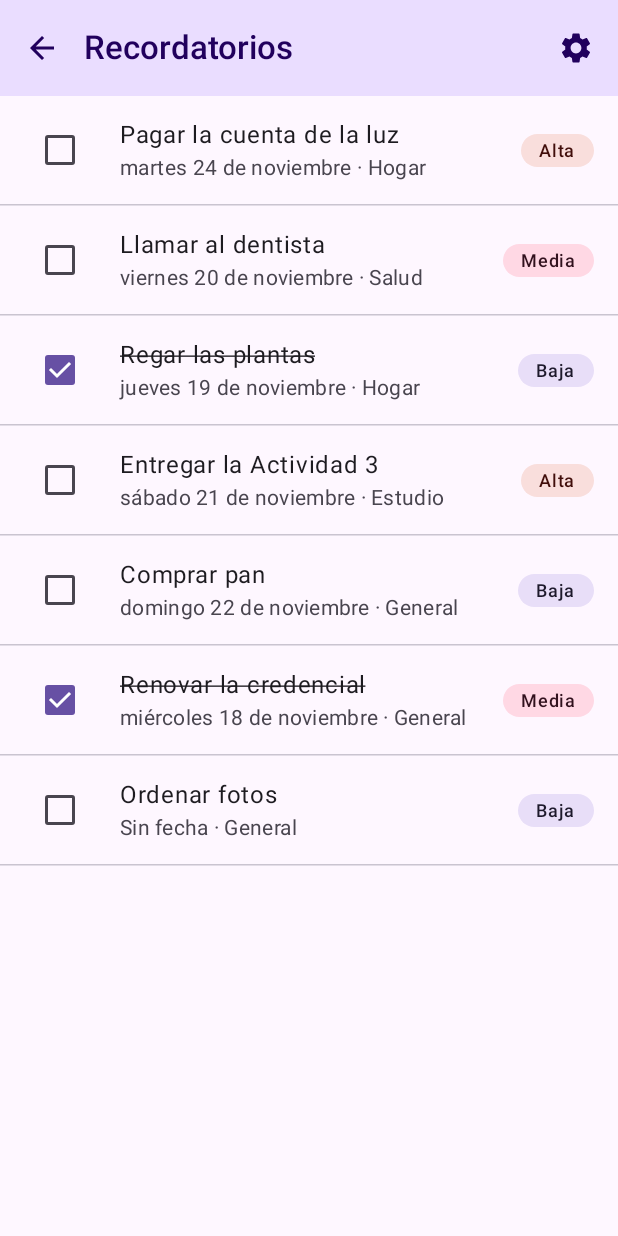
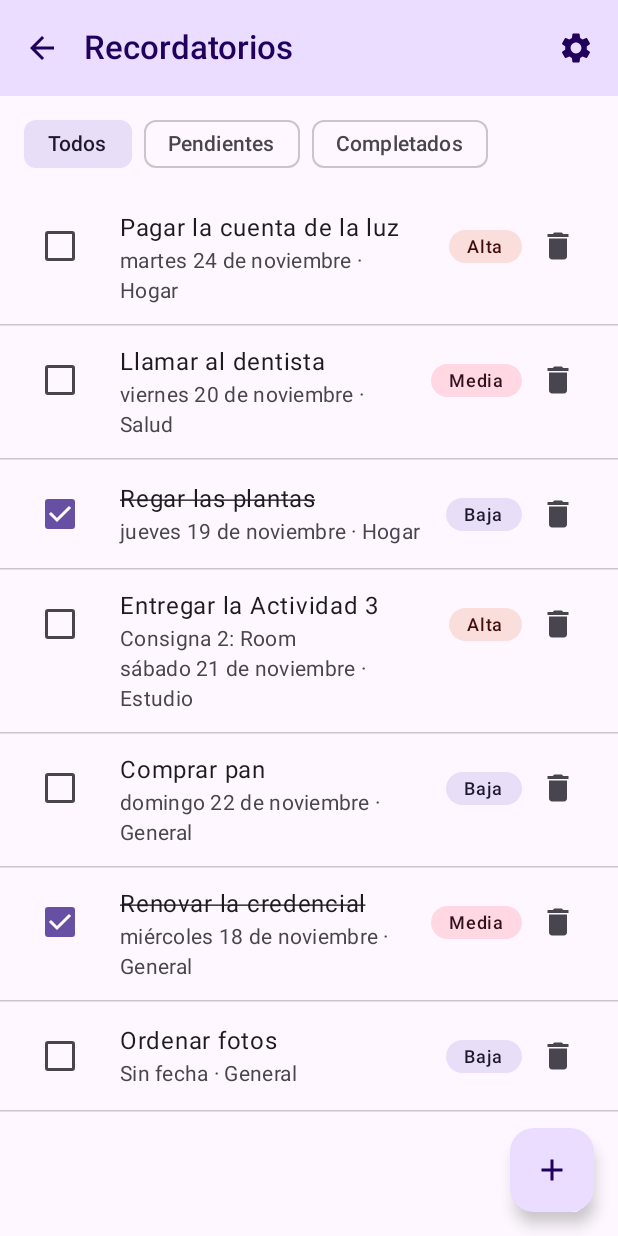
Before and after one commit to jcaedtechcl/ResumenModulos1y2, an Android app built with Jetpack Compose: the @Preview function RecordatoriosScreenPreview, on a phone screen of 412 x 824 dp. Run offline under Robolectric (Android 15) with nearby library versions, the phone set to English and light mode, and no system bars.

Commit message:
Módulo 3 · Room · Etapa 3: repositorio, ViewModel y pantalla conectados a Room
Co-Authored-By: Claude Opus 5.5 <noreply@anthropic.com>

```diff
--- a/app/src/main/java/com/example/resumen_modulos1y2/ui/recordatorios/RecordatoriosScreen.kt
+++ b/app/src/main/java/com/example/resumen_modulos1y2/ui/recordatorios/RecordatoriosScreen.kt
@@ -1,11 +1,17 @@
 package com.example.resumen_modulos1y2.ui.recordatorios
 
+import androidx.annotation.StringRes
+import androidx.compose.foundation.layout.Arrangement
 import androidx.compose.foundation.layout.Box
+import androidx.compose.foundation.layout.Column
+import androidx.compose.foundation.layout.Row
 import androidx.compose.foundation.layout.fillMaxSize
 import androidx.compose.foundation.layout.padding
 import androidx.compose.foundation.lazy.LazyColumn
 import androidx.compose.foundation.lazy.items
 import androidx.compose.material3.Checkbox
+import androidx.compose.material3.FilterChip
+import androidx.compose.material3.FloatingActionButton
 import androidx.compose.material3.HorizontalDivider
 import androidx.compose.material3.Icon
 import androidx.compose.material3.IconButton
@@ -15,6 +21,9 @@ import androidx.compose.material3.Scaffold
 import androidx.compose.material3.Text
 import androidx.compose.runtime.Composable
 import androidx.compose.runtime.getValue
+import androidx.compose.runtime.mutableStateOf
+import androidx.compose.runtime.saveable.rememberSaveable
+import androidx.compose.runtime.setValue
 import androidx.compose.ui.Alignment
 import androidx.compose.ui.Modifier
 import androidx.compose.ui.res.painterResource
@@ -23,20 +32,26 @@ import androidx.compose.ui.semantics.contentDescription
 import androidx.compose.ui.semantics.semantics
 import androidx.compose.ui.text.style.TextDecoration
 import androidx.compose.ui.tooling.preview.Preview
+import androidx.compose.ui.unit.dp
 import androidx.lifecycle.compose.collectAsStateWithLifecycle
 import androidx.lifecycle.viewmodel.compose.viewModel
 import com.example.resumen_modulos1y2.R
+import com.example.resumen_modulos1y2.model.Prioridad
 import com.example.resumen_modulos1y2.model.Recordatorio
 import com.example.resumen_modulos1y2.model.recordatoriosDeEjemplo
 import com.example.resumen_modulos1y2.ui.componentes.BarraLeccion
 import com.example.resumen_modulos1y2.ui.componentes.ChipPrioridad
 import com.example.resumen_modulos1y2.ui.theme.ResumenModulos1y2Theme
+import java.time.LocalDate
 import java.time.format.DateTimeFormatter
 import java.util.Locale
 
 private val formatoFecha = DateTimeFormatter.ofPattern("EEEE d 'de' MMMM", Locale.forLanguageTag("es-CL"))
 
-/** Versión con estado: obtiene el ViewModel y observa su StateFlow. */
+/**
+ * Versión con estado: obtiene el ViewModel y observa sus StateFlow. No conoce Room, el DAO ni
+ * ReminderEntity; solo recibe listas de Recordatorio y llama funciones del ViewModel.
+ */
 @Composable
 fun RecordatoriosRoute(
     onVolver: () -> Unit,
@@ -45,9 +60,14 @@ fun RecordatoriosRoute(
     viewModel: RecordatoriosViewModel = viewModel(factory = RecordatoriosViewModel.Factory)
 ) {
     val recordatorios by viewModel.recordatorios.collectAsStateWithLifecycle()
+    val filtro by viewModel.filtro.collectAsStateWithLifecycle()
     RecordatoriosScreen(
         recordatorios = recordatorios,
+        filtro = filtro,
+        onFiltroChange = viewModel::cambiarFiltro,
+        onAgregar = viewModel::agregar,
         onCompletadoChange = viewModel::cambiarCompletado,
+        onEliminar = viewModel::eliminar,
         onVolver = onVolver,
         onAbrirConfiguracion = onAbrirConfiguracion,
         modifier = modifier
@@ -58,11 +78,17 @@ fun RecordatoriosRoute(
 @Composable
 fun RecordatoriosScreen(
     recordatorios: List<Recordatorio>,
+    filtro: FiltroRecordatorios,
+    onFiltroChange: (FiltroRecordatorios) -> Unit,
+    onAgregar: (titulo: String, descripcion: String, categoria: String, prioridad: Prioridad, fecha: LocalDate?) -> Unit,
     onCompletadoChange: (id: String, completado: Boolean) -> Unit,
+    onEliminar: (Recordatorio) -> Unit,
     onVolver: () -> Unit,
     onAbrirConfiguracion: () -> Unit,
     modifier: Modifier = Modifier
 ) {
+    var mostrarFormulario by rememberSaveable { mutableStateOf(false) }
+
     Scaffold(
         modifier = modifier.fillMaxSize(),
         topBar = {
@@ -79,18 +105,31 @@ fun RecordatoriosScreen(
                     }
                 }
             )
+        },
+        floatingActionButton = {
+            FloatingActionButton(onClick = { mostrarFormulario = true }) {
+                Icon(painterResource(R.drawable.ic_add), contentDescription = stringResource(R.string.nuevo_recordatorio))
+            }
         }
     ) { innerPadding ->
+        Column(Modifier.fillMaxSize().padding(innerPadding)) {
+            SelectorFiltro(
+                seleccionado = filtro,
+                onSeleccion = onFiltroChange,
+                modifier = Modifier.padding(horizontal = 16.dp, vertical = 8.dp)
+            )
             if (recordatorios.isEmpty()) {
-            Box(Modifier.fillMaxSize().padding(innerPadding), contentAlignment = Alignment.Center) {
+                Box(Modifier.fillMaxSize().padding(16.dp), contentAlignment = Alignment.Center) {
                     Text(stringResource(R.string.recordatorios_vacio))
                 }
             } else {
-            LazyColumn(Modifier.fillMaxSize().padding(innerPadding)) {
+                // La clave estable (el UUID) permite animar altas y bajas sin confundir filas
+                LazyColumn(Modifier.fillMaxSize()) {
                     items(recordatorios, key = { it.id }) { recordatorio ->
                         FilaRecordatorio(
                             recordatorio = recordatorio,
                             onCompletadoChange = { onCompletadoChange(recordatorio.id, it) },
+                            onEliminar = { onEliminar(recordatorio) },
                             modifier = Modifier.animateItem()
                         )
                         HorizontalDivider()
@@ -100,10 +139,46 @@ fun RecordatoriosScreen(
         }
     }
 
+    if (mostrarFormulario) {
+        FormularioRecordatorio(
+            onGuardar = { titulo, descripcion, categoria, prioridad, fecha ->
+                onAgregar(titulo, descripcion, categoria, prioridad, fecha)
+                mostrarFormulario = false
+            },
+            onCancelar = { mostrarFormulario = false }
+        )
+    }
+}
+
+@StringRes
+private fun FiltroRecordatorios.etiqueta(): Int = when (this) {
+    FiltroRecordatorios.TODOS -> R.string.filtro_todos
+    FiltroRecordatorios.PENDIENTES -> R.string.filtro_pendientes
+    FiltroRecordatorios.COMPLETADOS -> R.string.filtro_completados
+}
+
+@Composable
+private fun SelectorFiltro(
+    seleccionado: FiltroRecordatorios,
+    onSeleccion: (FiltroRecordatorios) -> Unit,
+    modifier: Modifier = Modifier
+) {
+    Row(horizontalArrangement = Arrangement.spacedBy(8.dp), modifier = modifier) {
+        FiltroRecordatorios.entries.forEach { opcion ->
+            FilterChip(
+                selected = opcion == seleccionado,
+                onClick = { onSeleccion(opcion) },
+                label = { Text(stringResource(opcion.etiqueta())) }
+            )
+        }
+    }
+}
+
 @Composable
 private fun FilaRecordatorio(
     recordatorio: Recordatorio,
     onCompletadoChange: (Boolean) -> Unit,
+    onEliminar: () -> Unit,
     modifier: Modifier = Modifier
 ) {
     val descripcionCheckbox = stringResource(R.string.recordatorio_marcar, recordatorio.titulo)
@@ -123,6 +198,8 @@ private fun FilaRecordatorio(
             )
         },
         supportingContent = {
+            Column {
+                recordatorio.descripcion?.let { Text(it) }
                 Text(
                     text = stringResource(
                         R.string.recordatorio_detalle,
@@ -131,8 +208,19 @@ private fun FilaRecordatorio(
                     ),
                     color = MaterialTheme.colorScheme.onSurfaceVariant
                 )
+            }
         },
-        trailingContent = { ChipPrioridad(recordatorio.prioridad) }
+        trailingContent = {
+            Row(verticalAlignment = Alignment.CenterVertically) {
+                ChipPrioridad(recordatorio.prioridad)
+                IconButton(onClick = onEliminar) {
+                    Icon(
+                        painter = painterResource(R.drawable.ic_delete),
+                        contentDescription = stringResource(R.string.recordatorio_eliminar, recordatorio.titulo)
+                    )
+                }
+            }
+        }
     )
 }
 
@@ -142,7 +230,11 @@ private fun RecordatoriosScreenPreview() {
     ResumenModulos1y2Theme {
         RecordatoriosScreen(
             recordatorios = recordatoriosDeEjemplo(),
+            filtro = FiltroRecordatorios.TODOS,
+            onFiltroChange = {},
+            onAgregar = { _, _, _, _, _ -> },
             onCompletadoChange = { _, _ -> },
+            onEliminar = {},
             onVolver = {},
             onAbrirConfiguracion = {}
         )
--- a/app/src/main/res/values/strings.xml
+++ b/app/src/main/res/values/strings.xml
@@ -3,7 +3,25 @@
 
     <!-- Módulo 3: Recordatorios -->
     <string name="recordatorios_titulo">Recordatorios</string>
-    <string name="recordatorios_vacio">No hay recordatorios para mostrar</string>
+    <string name="recordatorios_vacio">No hay recordatorios para mostrar. Toca + para crear uno.</string>
+    <string name="recordatorio_eliminar">Eliminar \"%1$s\"</string>
+    <string name="filtro_todos">Todos</string>
+    <string name="filtro_pendientes">Pendientes</string>
+    <string name="filtro_completados">Completados</string>
+
+    <!-- Formulario de nuevo recordatorio -->
+    <string name="nuevo_recordatorio">Nuevo recordatorio</string>
+    <string name="campo_titulo">Título</string>
+    <string name="campo_descripcion">Descripción (opcional)</string>
+    <string name="campo_categoria">Categoría</string>
+    <string name="campo_prioridad">Prioridad</string>
+    <string name="campo_vencimiento">Vence</string>
+    <string name="vence_sin_fecha">Sin fecha</string>
+    <string name="vence_hoy">Hoy</string>
+    <string name="vence_manana">Mañana</string>
+    <string name="vence_semana">En una semana</string>
+    <string name="guardar">Guardar</string>
+    <string name="cancelar">Cancelar</string>
     <string name="recordatorio_marcar">Marcar \"%1$s\" como completado</string>
     <string name="recordatorio_detalle">%1$s · %2$s</string>
     <string name="recordatorio_sin_fecha">Sin fecha</string>
```
Also changed, not shown: app/src/main/java/com/example/resumen_modulos1y2/data/ReminderRepository.kt (added, +45 -0 lines), app/src/main/java/com/example/resumen_modulos1y2/di/AppContainer.kt (+7 -2 lines), app/src/main/java/com/example/resumen_modulos1y2/ui/recordatorios/FormularioRecordatorio.kt (added, +128 -0 lines), app/src/main/java/com/example/resumen_modulos1y2/ui/recordatorios/RecordatoriosViewModel.kt (+76 -18 lines), 3 other files. Lines whose indentation alone changed are shown as unchanged.
